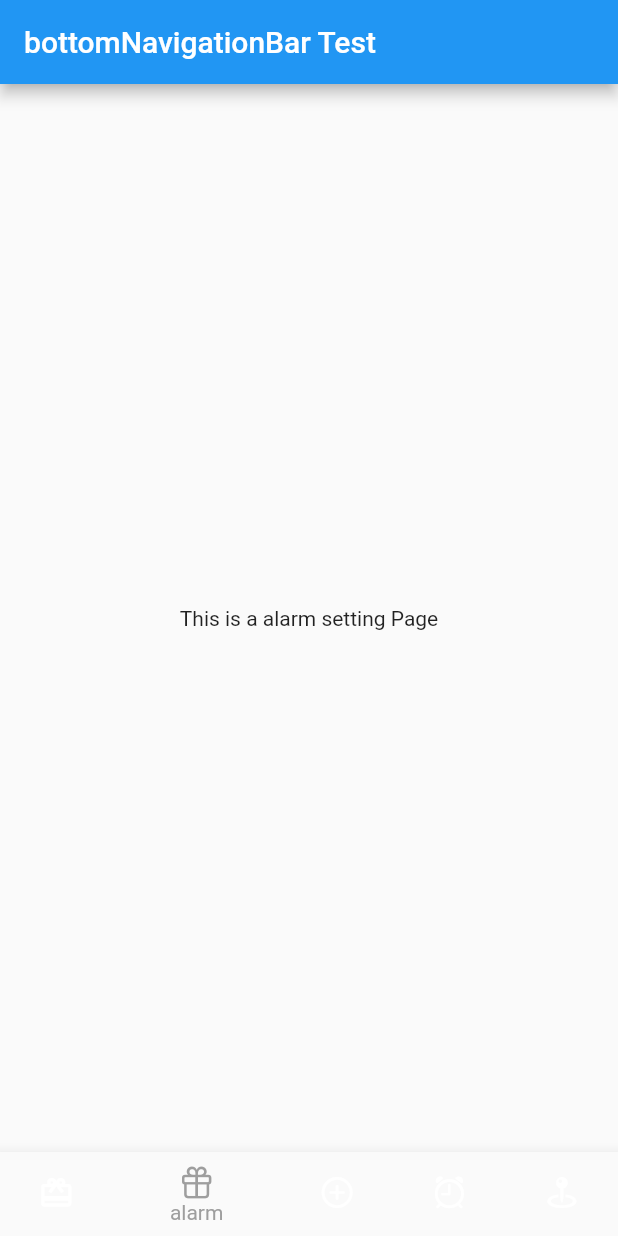
After one commit to AI-FOR-ALL-I/YakChaCha, a Flutter app: the screen it shows after launch, item 2 of the bottom bar chosen, on a phone screen of 412 x 824 dp. The commit adds this screen. Run offline on Flutter 3.47's test engine with Material 2 defaults, Android fonts, the phone set to English and light mode, and no system bars.

Commit message:
Rename: 폴더명 수정 및 코드 변경

```diff
--- /dev/null
+++ b/frontend/lib/bottom_navigation.dart
@@ -0,0 +1,59 @@
+import 'package:flutter/cupertino.dart';
+import 'package:flutter/material.dart';
+import 'package:frontend/screens/map_page.dart';
+import 'package:frontend/screens/home_page.dart';
+import 'package:frontend/screens/drug_history_page.dart';
+import 'package:frontend/screens/alarm_page.dart';
+import 'package:frontend/screens/register_page.dart';
+
+class BottomNavigation extends StatefulWidget {
+  const BottomNavigation({Key? key}) : super(key: key);
+
+  @override
+  _BottomNavigationState createState() => _BottomNavigationState();
+}
+
+class _BottomNavigationState extends State<BottomNavigation> {
+  int _selectedIndex = 0;
+
+  static List<Widget> pages = <Widget>[
+    const HomePage(),
+    const AlarmPage(),
+    const RegisterPage(),
+    const DrugHistoryPage(),
+    const MapPage()
+  ];
+
+  void _onItemTapped(int index) {
+    setState(() {
+      _selectedIndex = index;
+    });
+  }
+
+  @override
+  Widget build(BuildContext context) {
+    return Scaffold(
+        appBar: AppBar(
+          title: const Text('bottomNavigationBar Test'),
+        ),
+        body: pages[_selectedIndex],
+        bottomNavigationBar: BottomNavigationBar(
+          currentIndex: _selectedIndex,
+          onTap: _onItemTapped,
+          selectedItemColor: Colors.grey,
+          // ignore: prefer_const_literals_to_create_immutables
+          items: [
+            const BottomNavigationBarItem(
+                icon: Icon(Icons.card_giftcard), label: 'home'),
+            const BottomNavigationBarItem(
+                icon: Icon(CupertinoIcons.gift), label: 'alarm'),
+            const BottomNavigationBarItem(
+                icon: Icon(CupertinoIcons.add_circled), label: 'register'),
+            const BottomNavigationBarItem(
+                icon: Icon(CupertinoIcons.alarm), label: 'mydrugs'),
+            const BottomNavigationBarItem(
+                icon: Icon(CupertinoIcons.map_pin_ellipse), label: 'pharmacy'),
+          ],
+        ));
+  }
+}
--- a/frontend/lib/main.dart
+++ b/frontend/lib/main.dart
@@ -1,5 +1,5 @@
 import 'package:flutter/material.dart';
-import 'package:frontend/home.dart';
+import 'package:frontend/bottom_navigation.dart';
 
 void main() {
   runApp(const MyApp());
@@ -11,9 +11,9 @@ class MyApp extends StatelessWidget {
   // This widget is th root of your application.
   @override
   Widget build(BuildContext context) {
-    return MaterialApp(
+    return const MaterialApp(
       title: 'bottomNavigationBar Test',
-      home: Home(),
+      home: BottomNavigation(),
     );
   }
 }
--- /dev/null
+++ b/frontend/lib/screens/alarm_page.dart
@@ -0,0 +1,12 @@
+import 'package:flutter/material.dart';
+
+class AlarmPage extends StatelessWidget {
+  const AlarmPage({Key? key}) : super(key: key);
+
+  @override
+  Widget build(BuildContext context) {
+    return const Center(
+      child: Text('This is a alarm setting Page'),
+    );
+  }
+}
--- a/frontend/lib/screens/fourth_page.dart
+++ b/frontend/lib/screens/drug_history_page.dart
@@ -1,11 +1,11 @@
 import 'package:flutter/material.dart';
 
-class FourthPage extends StatelessWidget {
-  const FourthPage({Key? key}) : super(key: key);
+class DrugHistoryPage extends StatelessWidget {
+  const DrugHistoryPage({Key? key}) : super(key: key);
 
   @override
   Widget build(BuildContext context) {
-    return Center(
+    return const Center(
       child: Text('This is a Fourth Page'),
     );
   }
```
Also changed, not shown: frontend/lib/home.dart (deleted, +0 -59 lines), frontend/lib/screens/home_page.dart (renamed from frontend/lib/screens/fifth_page.dart, +4 -4 lines), frontend/lib/screens/map_page.dart (renamed from frontend/lib/screens/first_page.dart, +4 -4 lines), frontend/lib/screens/register_page.dart (added, +12 -0 lines), frontend/lib/screens/second_page.dart (deleted, +0 -12 lines), frontend/lib/screens/third_page.dart (deleted, +0 -12 lines).
